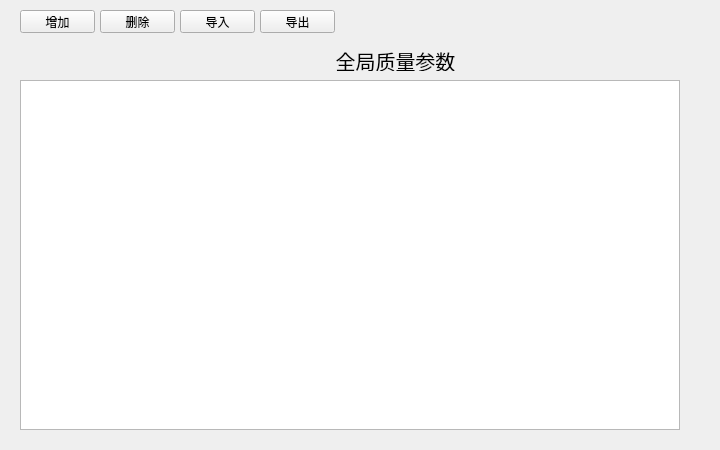
Qt form step2_2.ui (albert2lyu/QualityFunctionDeployment) before a commit.
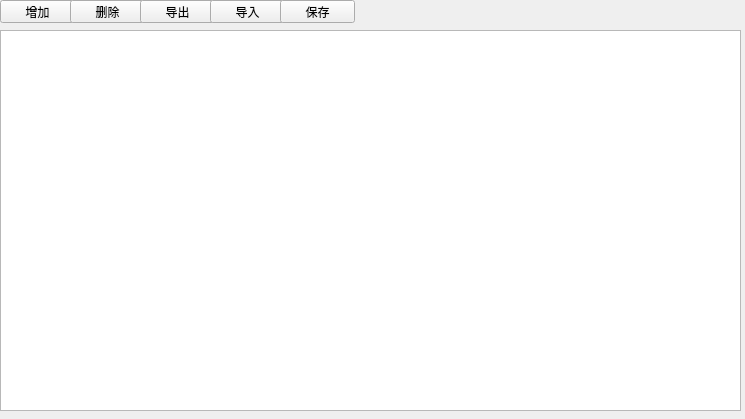
The same form after that commit.

```diff
--- a/step2_2.ui
+++ b/step2_2.ui
@@ -6,18 +6,28 @@
    <rect>
     <x>0</x>
     <y>0</y>
-    <width>720</width>
-    <height>450</height>
+    <width>745</width>
+    <height>419</height>
    </rect>
   </property>
   <property name="windowTitle">
    <string>Form</string>
   </property>
+  <widget class="QTableWidget" name="qTableWidget">
+   <property name="geometry">
+    <rect>
+     <x>0</x>
+     <y>30</y>
+     <width>741</width>
+     <height>381</height>
+    </rect>
+   </property>
+  </widget>
   <widget class="QPushButton" name="pushButton">
    <property name="geometry">
     <rect>
-     <x>20</x>
-     <y>10</y>
+     <x>0</x>
+     <y>0</y>
      <width>75</width>
      <height>23</height>
     </rect>
@@ -26,36 +36,11 @@
     <string>增加</string>
    </property>
   </widget>
-  <widget class="QLabel" name="label">
-   <property name="geometry">
-    <rect>
-     <x>130</x>
-     <y>50</y>
-     <width>531</width>
-     <height>21</height>
-    </rect>
-   </property>
-   <property name="font">
-    <font>
-     <family>微软雅黑</family>
-     <pointsize>15</pointsize>
-     <weight>50</weight>
-     <bold>false</bold>
-     <stylestrategy>PreferAntialias</stylestrategy>
-    </font>
-   </property>
-   <property name="text">
-    <string>全局质量参数</string>
-   </property>
-   <property name="alignment">
-    <set>Qt::AlignCenter</set>
-   </property>
-  </widget>
   <widget class="QPushButton" name="pushButton_2">
    <property name="geometry">
     <rect>
-     <x>100</x>
-     <y>10</y>
+     <x>70</x>
+     <y>0</y>
      <width>75</width>
      <height>23</height>
     </rect>
@@ -67,31 +52,8 @@
   <widget class="QPushButton" name="pushButton_3">
    <property name="geometry">
     <rect>
-     <x>180</x>
-     <y>10</y>
-     <width>75</width>
-     <height>23</height>
-    </rect>
-   </property>
-   <property name="text">
-    <string>导入</string>
-   </property>
-  </widget>
-  <widget class="QTableWidget" name="qTableWidget">
-   <property name="geometry">
-    <rect>
-     <x>20</x>
-     <y>80</y>
-     <width>660</width>
-     <height>350</height>
-    </rect>
-   </property>
-  </widget>
-  <widget class="QPushButton" name="pushButton_4">
-   <property name="geometry">
-    <rect>
-     <x>260</x>
-     <y>10</y>
+     <x>140</x>
+     <y>0</y>
      <width>75</width>
      <height>23</height>
     </rect>
@@ -100,6 +62,32 @@
     <string>导出</string>
    </property>
   </widget>
+  <widget class="QPushButton" name="pushButton_4">
+   <property name="geometry">
+    <rect>
+     <x>210</x>
+     <y>0</y>
+     <width>75</width>
+     <height>23</height>
+    </rect>
+   </property>
+   <property name="text">
+    <string>导入</string>
+   </property>
+  </widget>
+  <widget class="QPushButton" name="pushButton_5">
+   <property name="geometry">
+    <rect>
+     <x>280</x>
+     <y>0</y>
+     <width>75</width>
+     <height>23</height>
+    </rect>
+   </property>
+   <property name="text">
+    <string>保存</string>
+   </property>
+  </widget>
  </widget>
  <resources/>
  <connections/>
```
